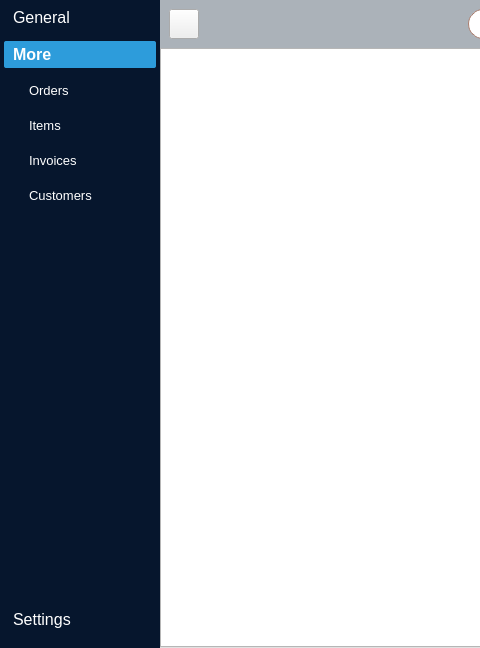
The window that ui/main_window.ui (initprog/QPos) describes before a commit, drawn with Qt 5; both pictures show x 0 to 480 and y 0 to 648 of the 1075 by 648 pixel window.
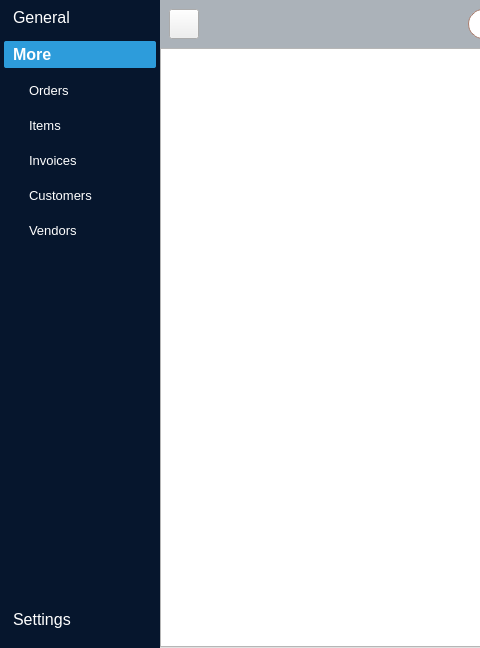
The same window after the commit. The open tabs and pages were chosen to show the change. Icons and pictures are not drawn.

Commit message: create item form

Patch:
```diff
--- a/ui/main_window.ui
+++ b/ui/main_window.ui
@@ -266,8 +266,8 @@
             <rect>
              <x>0</x>
              <y>0</y>
-             <width>147</width>
-             <height>512</height>
+             <width>142</width>
+             <height>509</height>
             </rect>
            </property>
            <attribute name="icon">
@@ -362,6 +362,21 @@
               </property>
              </widget>
             </item>
+            <item>
+             <widget class="QPushButton" name="btnVendor">
+              <property name="font">
+               <font>
+                <pointsize>10</pointsize>
+               </font>
+              </property>
+              <property name="text">
+               <string>Vendors</string>
+              </property>
+              <property name="checkable">
+               <bool>true</bool>
+              </property>
+             </widget>
+            </item>
             <item>
              <spacer name="verticalSpacer_2">
               <property name="orientation">
```
Left out of the diff: 14 changed lines with no effect on the pictures. The commit also changes 5 other files.
